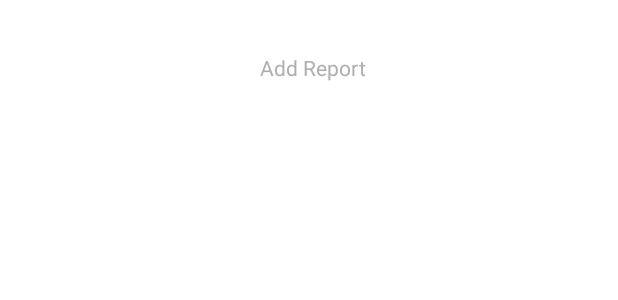
After one commit to psuPenguins/GDSC_2023, an Android app: the layout add_report_button.xml on its own in the app's theme, with its tools: preview values and no code run, on a phone screen of 412 x 824 dp. The commit adds this screen. Shown: the top 300 px of the screen. Run offline under Robolectric (Android 15) with nearby library versions, the phone set to English and light mode, and no system bars.

Commit message:
Selina: modified bottom pullup screen

```diff
--- /dev/null
+++ b/app/src/main/res/layout/add_report_button.xml
@@ -0,0 +1,34 @@
+<?xml version="1.0" encoding="utf-8"?>
+<LinearLayout xmlns:android="http://schemas.android.com/apk/res/android"
+    xmlns:tools="http://schemas.android.com/tools"
+    xmlns:app="http://schemas.android.com/apk/res-auto"
+    android:id="@+id/button"
+    android:layout_width="match_parent"
+    android:layout_height="match_parent"
+    android:layout_alignParentEnd="true"
+    android:layout_marginStart="5dp"
+    android:layout_marginBottom="5dp"
+    android:clickable="true"
+    android:orientation="vertical"
+    tools:showIn="@layout/activity_existing_report">
+
+    <ImageView
+        android:id="@+id/iv_add_report"
+        android:layout_width="29dp"
+        android:layout_height="30dp"
+        android:layout_gravity="center_horizontal"
+        android:layout_marginStart="3dp"
+        android:scaleX="1.2"
+        android:scaleY="1.2"
+        app:srcCompat="@drawable/add_report_icon"
+        android:alpha="0.7"/>
+
+    <TextView
+        android:id="@+id/textView2"
+        android:layout_width="wrap_content"
+        android:layout_height="wrap_content"
+        android:layout_gravity="center_horizontal"
+        android:layout_margin="5dp"
+        android:text="Add Report"
+        android:textColor="@color/foreground" />
+</LinearLayout>
--- a/app/src/main/res/layout/type_icy_road.xml
+++ b/app/src/main/res/layout/type_icy_road.xml
@@ -11,7 +11,6 @@
     android:background="@drawable/type_buttons_layout"
     android:clickable="true"
     android:orientation="horizontal"
-    android:padding="-10dp"
     tools:showIn="@layout/activity_existing_report">
 
     <ImageView
--- a/app/src/main/res/layout/type_obstacle.xml
+++ b/app/src/main/res/layout/type_obstacle.xml
@@ -11,7 +11,6 @@
     android:background="@drawable/type_buttons_layout"
     android:clickable="true"
     android:orientation="horizontal"
-    android:padding="-10dp"
     tools:showIn="@layout/activity_existing_report">
 
     <ImageView
--- a/app/src/main/res/layout/type_others.xml
+++ b/app/src/main/res/layout/type_others.xml
@@ -11,7 +11,6 @@
     android:background="@drawable/type_buttons_layout"
     android:clickable="true"
     android:orientation="horizontal"
-    android:padding="-10dp"
     tools:showIn="@layout/activity_existing_report">
 
     <ImageView
--- a/app/src/main/res/layout/type_puddle.xml
+++ b/app/src/main/res/layout/type_puddle.xml
@@ -11,7 +11,6 @@
     android:background="@drawable/type_buttons_layout"
     android:clickable="true"
     android:orientation="horizontal"
-    android:padding="-10dp"
     tools:showIn="@layout/activity_existing_report">
 
     <ImageView
```
Also changed, not shown: app/src/main/res/layout/activity_new_report.xml (+8 -25 lines), app/src/main/res/layout/filter_button.xml (added, +33 -0 lines), app/src/main/res/layout/hsv_severity.xml (+6 -6 lines), app/src/main/res/layout/hsv_types.xml (added, +23 -0 lines), app/src/main/res/layout/persistent_bottom_sheet.xml (+27 -47 lines), app/src/main/res/drawable/add_report_icon.png (added).
